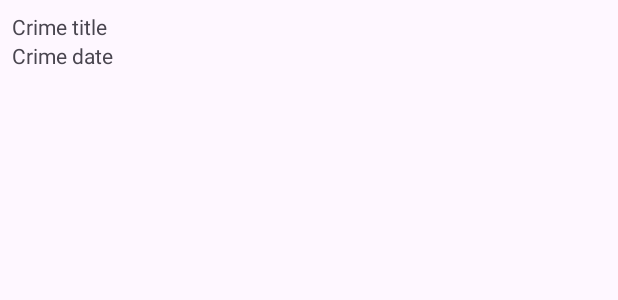
After one commit to stikkas/criminal-intent, an Android app: the layout list_item_crime.xml on its own in the app's theme, with its tools: preview values and no code run, on a phone screen of 412 x 824 dp. The commit adds this screen. Shown: the top 300 px of the screen. Run offline under Robolectric (Android 15) with nearby library versions, the phone set to English and light mode, and no system bars.

Commit message:
Fill up recycle view list

```diff
--- a/app/src/main/java/com/example/criminalintent/CrimeListFragment.kt
+++ b/app/src/main/java/com/example/criminalintent/CrimeListFragment.kt
@@ -28,6 +28,9 @@ class CrimeListFragment : Fragment() {
     ): View = FragmentCrimeListBinding.inflate(layoutInflater, container, false).let {
         it.crimeRecyclerView.layoutManager = LinearLayoutManager(context)
         binding = it
+        val crimes = viewModel.crimes
+        val adapter = CrimeListAdapter(crimes)
+        it.crimeRecyclerView.adapter = adapter
         it.root
     }
 
--- a/app/src/main/java/com/example/criminalintent/CrimeListViewModel.kt
+++ b/app/src/main/java/com/example/criminalintent/CrimeListViewModel.kt
@@ -5,7 +5,7 @@ import java.util.Date
 import java.util.UUID
 
 class CrimeListViewModel : ViewModel() {
-    private val crimes = mutableListOf<Crime>()
+    val crimes = mutableListOf<Crime>()
     val size: Int
         get() = crimes.size
     init {
--- /dev/null
+++ b/app/src/main/res/layout/list_item_crime.xml
@@ -0,0 +1,19 @@
+<?xml version="1.0" encoding="utf-8"?>
+<LinearLayout xmlns:android="http://schemas.android.com/apk/res/android"
+    android:layout_width="match_parent"
+    android:layout_height="wrap_content"
+    android:orientation="vertical"
+    android:padding="8dp">
+
+    <TextView
+        android:id="@+id/crime_title"
+        android:layout_width="match_parent"
+        android:layout_height="wrap_content"
+        android:text="Crime title" />
+
+    <TextView
+        android:id="@+id/crime_date"
+        android:layout_width="match_parent"
+        android:layout_height="wrap_content"
+        android:text="Crime date" />
+</LinearLayout>
```
Also changed, not shown: app/src/main/java/com/example/criminalintent/CrimeListAdapter.kt (added, +28 -0 lines).
